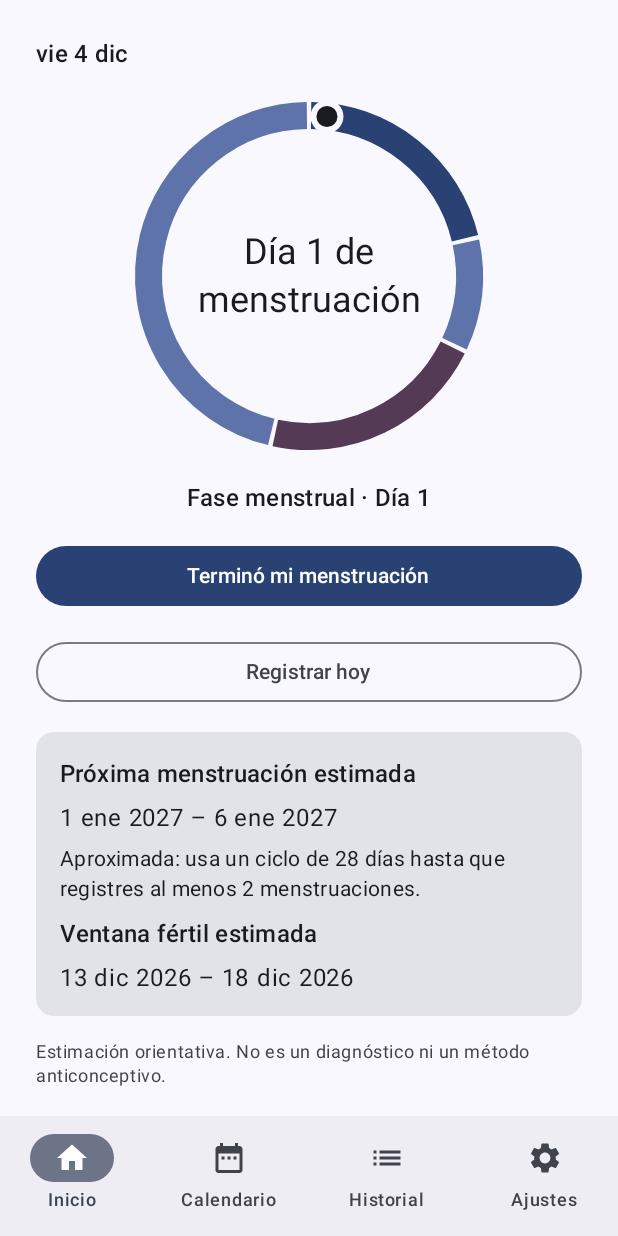
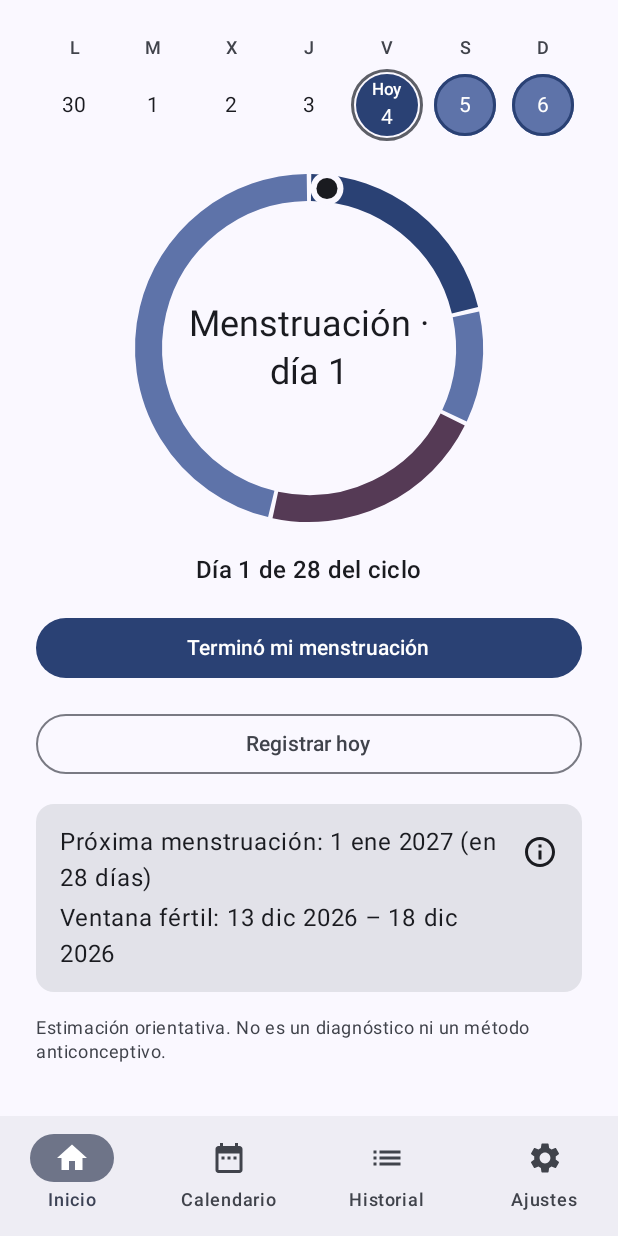
Before and after one commit to FernandoYZ/lottie-app, an Android app built with Jetpack Compose: the HomeRoute screen opened through its navigation route, after a tap on "Empezó mi menstruación", on a phone screen of 412 x 824 dp. Run offline under Robolectric (Android 15) with nearby library versions, the phone set to English and light mode, and no system bars; our stand-ins replace Room's generated code.

Commit message:
fix(home): offer to edit a menstruation that already ends today
Also adds the current week, shows the cycle day out of the cycle length and shortens the next dates card.

```diff
--- a/app/src/main/java/com/fernandoyz/lottie/core/navigation/LottieNavHost.kt
+++ b/app/src/main/java/com/fernandoyz/lottie/core/navigation/LottieNavHost.kt
@@ -54,6 +54,10 @@ object LottieDestinations {
     const val INITIAL_SETUP = "initial_setup"
     const val HOME = "home"
     const val CALENDAR = "calendar"
+    const val CALENDAR_EDIT = "edit"
+    /** Calendar tab; with edit=true it opens in edit mode (HOME §7.1). */
+    const val CALENDAR_ROUTE = "calendar?$CALENDAR_EDIT={$CALENDAR_EDIT}"
+    const val CALENDAR_EDITING = "calendar?$CALENDAR_EDIT=true"
     const val HISTORY = "history"
     const val SETTINGS = "settings"
     const val DAILY_LOG_EPOCH_DAY = "epochDay"
@@ -89,7 +93,8 @@ fun LottieNavHost(
         if (openDailyLogToday) navController.navigate(LottieDestinations.dailyLog(LocalDate.now(clock)))
     }
     val backStackEntry by navController.currentBackStackEntryAsState()
-    val currentRoute = backStackEntry?.destination?.route
+    // Without query arguments, so "calendar?edit=..." still selects the Calendar tab.
+    val currentRoute = backStackEntry?.destination?.route?.substringBefore('?')
 
     // The outer Scaffold in LottieApp already applies the system insets.
     Scaffold(
@@ -122,6 +127,13 @@ fun LottieNavHost(
                 HomeRoute(
                     viewModel = viewModel(factory = HistoryViewModel.factory(historyRepository, setupRepository, dailyLogRepository, clock)),
                     onOpenDailyLog = { date -> navController.navigate(LottieDestinations.dailyLog(date)) },
+                    onEditMenstruations = {
+                        navController.navigate(LottieDestinations.CALENDAR_EDITING) {
+                            popUpTo(LottieDestinations.HOME) { saveState = true }
+                            launchSingleTop = true
+                            // No restoreState: a restored calendar would keep its old, non-editing arguments.
+                        }
+                    },
                 )
             }
             composable(
@@ -136,8 +148,12 @@ fun LottieNavHost(
                     onBack = { navController.popBackStack() },
                 )
             }
-            composable(LottieDestinations.CALENDAR) {
+            composable(
+                route = LottieDestinations.CALENDAR_ROUTE,
+                arguments = listOf(navArgument(LottieDestinations.CALENDAR_EDIT) { type = NavType.BoolType; defaultValue = false }),
+            ) { entry ->
                 CalendarRoute(
+                    startEditing = entry.arguments?.getBoolean(LottieDestinations.CALENDAR_EDIT) == true,
                     viewModel = viewModel(factory = CalendarViewModel.factory(historyRepository, setupRepository, dailyLogRepository, clock)),
                     onOpenDailyLog = { date -> navController.navigate(LottieDestinations.dailyLog(date)) },
                 )
--- a/app/src/main/java/com/fernandoyz/lottie/domain/HomeStatus.kt
+++ b/app/src/main/java/com/fernandoyz/lottie/domain/HomeStatus.kt
@@ -22,6 +22,9 @@ sealed interface HomeAction {
 
     /** "Terminó mi menstruación": [record] ends today. */
     data class Finish(val record: MenstruationRecord) : HomeAction
+
+    /** "Editar menstruación": the ongoing menstruation already ends today, so finishing would change nothing (HOME §7.1). */
+    data object Edit : HomeAction
 }
 
 enum class RingKind { Menstrual, Follicular, Fertile, Luteal, Other }
@@ -52,6 +55,10 @@ data class HomeStatus(
     /** Current fertile window if it has not ended, otherwise the next cycle's one. */
     val nextFertileWindow: Pair<LocalDate, LocalDate>?,
     val action: HomeAction,
+    /** Length of the current cycle, the M of "Día N de M del ciclo"; null during a delay (HOME §7.3). */
+    val cycleLengthDays: Int? = null,
+    /** Days until the estimated start; null once it has passed (HOME §7.4). */
+    val daysToNextPeriod: Int? = null,
 ) {
     companion object {
 
@@ -62,7 +69,11 @@ data class HomeStatus(
             }
 
             val ongoing = records.firstOrNull { !today.isBefore(it.startDate) && !today.isAfter(it.shownEnd(today)) }
-            val action = ongoing?.let { HomeAction.Finish(it) } ?: HomeAction.Start
+            val action = when {
+                ongoing == null -> HomeAction.Start
+                ongoing.endDate == today -> HomeAction.Edit
+                else -> HomeAction.Finish(ongoing)
+            }
             val cycleDay = days(latest.startDate, today) + 1
             val delayed = ongoing == null && today.isAfter(estimate.start)
             val length = days(latest.startDate, estimate.start)
@@ -71,7 +82,7 @@ data class HomeStatus(
                 val ring = if (length > 0) CycleRing(length, length - 1, emptyList(), delayed = true) else null
                 val headline = ongoing?.let { HomeHeadline.MenstruationDay(days(it.startDate, today) + 1) }
                     ?: HomeHeadline.Delay(days(estimate.start, today))
-                return HomeStatus(headline, ring, cycleDay, null, null, action)
+                return HomeStatus(headline, ring, cycleDay, null, null, action, daysToNextPeriod = days(today, estimate.start).takeIf { it >= 0 })
             }
 
             val cycleDays = (0 until length).map { latest.startDate.plusDays(it.toLong()) }
@@ -94,6 +105,8 @@ data class HomeStatus(
                 phase = phase,
                 nextFertileWindow = nextFertileWindow(cycleDays, infos, estimate, length, records, today),
                 action = action,
+                cycleLengthDays = length,
+                daysToNextPeriod = days(today, estimate.start),
             )
         }
 
--- a/app/src/main/java/com/fernandoyz/lottie/presentation/calendar/CalendarViewModel.kt
+++ b/app/src/main/java/com/fernandoyz/lottie/presentation/calendar/CalendarViewModel.kt
@@ -143,6 +143,8 @@ class CalendarViewModel(
 
     fun onEditToggled() = _uiState.update { it.copy(isEditing = !it.isEditing, rejection = null, writeFailed = false) }
 
+    fun onStartEditing() = _uiState.update { it.copy(isEditing = true) }
+
     fun onConfirmDelete() {
         val record = _uiState.value.pendingDelete ?: return
         _uiState.update { it.copy(pendingDelete = null) }
--- a/app/src/main/java/com/fernandoyz/lottie/presentation/common/MonthCalendar.kt
+++ b/app/src/main/java/com/fernandoyz/lottie/presentation/common/MonthCalendar.kt
@@ -121,6 +121,47 @@ fun MonthCalendar(
                 onDayClick = onDayClick,
                 onDayLongClick = onDayLongClick,
             )
+        }
+    }
+}
+
+/**
+ * One week row with the same day cells as the month grid (HOME §7.2). [days] are Monday to Sunday;
+ * marks may come from two months when the week crosses one.
+ */
+@Composable
+fun WeekStrip(
+    days: List<LocalDate>,
+    today: LocalDate,
+    marksFor: (YearMonth) -> Map<LocalDate, DayMark>,
+    onDayClick: (LocalDate) -> Unit,
+    modifier: Modifier = Modifier,
+    ovulationDaysFor: (YearMonth) -> Set<LocalDate> = { emptySet() },
+    fertileDaysFor: (YearMonth) -> Set<LocalDate> = { emptySet() },
+    loggedDays: Set<LocalDate> = emptySet(),
+) {
+    val months = days.map(YearMonth::from).distinct()
+    val marks = months.flatMap { marksFor(it).entries }.associate { it.key to it.value }
+    val ovulationDays = months.flatMap(ovulationDaysFor).toSet()
+    val fertileDays = months.flatMap(fertileDaysFor).toSet()
+    Column(modifier = modifier, verticalArrangement = Arrangement.spacedBy(4.dp)) {
+        WeekdayHeader()
+        Row(modifier = Modifier.fillMaxWidth()) {
+            days.forEach { date ->
+                Box(modifier = Modifier.weight(1f).aspectRatio(1f), contentAlignment = Alignment.Center) {
+                    DayCell(
+                        date = date,
+                        mark = marks[date],
+                        isToday = date == today,
+                        isOvulation = date in ovulationDays,
+                        isFertile = date in fertileDays,
+                        isLogged = date in loggedDays,
+                        cycleDay = null,
+                        onClick = { onDayClick(date) },
+                        onLongClick = null,
+                    )
+                }
+            }
         }
     }
 }
--- a/app/src/main/java/com/fernandoyz/lottie/presentation/history/HistoryViewModel.kt
+++ b/app/src/main/java/com/fernandoyz/lottie/presentation/history/HistoryViewModel.kt
@@ -9,13 +9,18 @@ import com.fernandoyz.lottie.data.dailylog.DailyLogRepository
 import com.fernandoyz.lottie.data.history.HistoryRepository
 import com.fernandoyz.lottie.data.repository.SetupRepository
 import com.fernandoyz.lottie.domain.CalendarEditing
+import com.fernandoyz.lottie.domain.CalendarMarks
+import com.fernandoyz.lottie.domain.CycleDayInfo
+import com.fernandoyz.lottie.domain.CyclePhases
 import com.fernandoyz.lottie.domain.CycleStatistics
 import com.fernandoyz.lottie.domain.DayAction
+import com.fernandoyz.lottie.domain.DayMark
 import com.fernandoyz.lottie.domain.HistoryValidationError
 import com.fernandoyz.lottie.domain.HomeAction
 import com.fernandoyz.lottie.domain.HomeStatus
 import com.fernandoyz.lottie.domain.PeriodEstimate
 import com.fernandoyz.lottie.domain.PeriodEstimation
+import com.fernandoyz.lottie.domain.model.DailyLog
 import com.fernandoyz.lottie.domain.model.MenstruationRecord
 import kotlinx.coroutines.CancellationException
 import kotlinx.coroutines.Job
@@ -26,7 +31,9 @@ import kotlinx.coroutines.flow.combine
 import kotlinx.coroutines.flow.update
 import kotlinx.coroutines.launch
 import java.time.Clock
+import java.time.DayOfWeek
 import java.time.LocalDate
+import java.time.YearMonth
 
 data class HistoryUiState(
     val today: LocalDate,
@@ -43,9 +50,26 @@ data class HistoryUiState(
     val isWriting: Boolean = false,
     val writeFailed: Boolean = false,
     val rejection: HistoryValidationError? = null,
+    /** Daily logs by date, for the week marks and the day detail. */
+    val logs: Map<LocalDate, DailyLog> = emptyMap(),
+    /** Week day whose detail is open (HOME §7.2). */
+    val selectedDay: LocalDate? = null,
 ) {
     /** Ring, headline, phase and main action of Home (HOME §2-§5). */
     val homeStatus: HomeStatus = HomeStatus.of(records, estimate, today)
+
+    /** Current week, Monday to Sunday (HOME §7.2). */
+    val week: List<LocalDate> = today.with(DayOfWeek.MONDAY).let { monday -> (0L..6L).map(monday::plusDays) }
+
+    val selectedDayInfo: CycleDayInfo? = selectedDay?.let { CyclePhases.dayInfo(it, records, estimate, today) }
+
+    val selectedDayLog: DailyLog? = selectedDay?.let { logs[it] }
+
+    fun marksFor(month: YearMonth): Map<LocalDate, DayMark> = CalendarMarks.marksFor(month, records, estimate, today)
+
+    fun ovulationDaysFor(month: YearMonth): Set<LocalDate> = CyclePhases.ovulationDays(month, records, estimate, today)
+
+    fun fertileDaysFor(month: YearMonth): Set<LocalDate> = CyclePhases.fertileDays(month, records, estimate, today)
 }
 
 /** Home and History: estimate, history and the Home main action (HOME §5). Other edits happen in the calendar. */
@@ -81,6 +105,9 @@ class HistoryViewModel(
                     finish(action.record)
                 }
 
+            // The screen opens the calendar in edit mode instead (HOME §7.1).
+            HomeAction.Edit -> Unit
+
             HomeAction.Start -> {
                 val periodLength = CycleStatistics.periodLengthDays(state.records, state.today)
                 when (val day = CalendarEditing.actionFor(state.today, state.records, state.today, periodLength)) {
@@ -100,6 +127,13 @@ class HistoryViewModel(
     }
 
     fun onDismissOneDay() = _uiState.update { it.copy(pendingOneDay = null) }
+
+    fun onDayTapped(date: LocalDate) {
+        if (_uiState.value.isLoading || _uiState.value.loadFailed) return
+        _uiState.update { it.copy(selectedDay = date) }
+    }
+
+    fun onDismissDayDetail() = _uiState.update { it.copy(selectedDay = null) }
 
     private fun finish(record: MenstruationRecord) {
         val today = _uiState.value.today
@@ -139,6 +173,7 @@ class HistoryViewModel(
                                 records = records,
                                 estimate = PeriodEstimation.estimate(records, manual, it.today),
                                 hasTodayLog = it.today in logs,
+                                logs = logs,
                             )
                         }
                     }
--- a/app/src/main/java/com/fernandoyz/lottie/presentation/home/HomeScreen.kt
+++ b/app/src/main/java/com/fernandoyz/lottie/presentation/home/HomeScreen.kt
@@ -4,22 +4,30 @@ import androidx.compose.foundation.Canvas
 import androidx.compose.foundation.layout.Arrangement
 import androidx.compose.foundation.layout.Box
 import androidx.compose.foundation.layout.Column
+import androidx.compose.foundation.layout.Row
 import androidx.compose.foundation.layout.fillMaxSize
 import androidx.compose.foundation.layout.fillMaxWidth
 import androidx.compose.foundation.layout.padding
 import androidx.compose.foundation.layout.size
 import androidx.compose.foundation.rememberScrollState
 import androidx.compose.foundation.verticalScroll
+import androidx.compose.material.icons.Icons
+import androidx.compose.material.icons.outlined.Info
 import androidx.compose.material3.AlertDialog
 import androidx.compose.material3.Button
 import androidx.compose.material3.Card
 import androidx.compose.material3.CircularProgressIndicator
+import androidx.compose.material3.Icon
+import androidx.compose.material3.IconButton
 import androidx.compose.material3.MaterialTheme
 import androidx.compose.material3.OutlinedButton
 import androidx.compose.material3.Text
 import androidx.compose.material3.TextButton
 import androidx.compose.runtime.Composable
 import androidx.compose.runtime.getValue
+import androidx.compose.runtime.mutableStateOf
+import androidx.compose.runtime.saveable.rememberSaveable
+import androidx.compose.runtime.setValue
 import androidx.compose.ui.Alignment
 import androidx.compose.ui.Modifier
 import androidx.compose.ui.geometry.Offset
@@ -40,20 +48,26 @@ import com.fernandoyz.lottie.domain.HomeStatus
 import com.fernandoyz.lottie.domain.PeriodEstimate
 import com.fernandoyz.lottie.domain.RingKind
 import com.fernandoyz.lottie.domain.model.MenstruationRecord
-import com.fernandoyz.lottie.presentation.calendar.nameRes
-import com.fernandoyz.lottie.presentation.common.formatDayHeader
+import com.fernandoyz.lottie.presentation.calendar.DayDetailSheet
+import com.fernandoyz.lottie.presentation.common.WeekStrip
 import com.fernandoyz.lottie.presentation.common.formatShortDate
 import com.fernandoyz.lottie.presentation.history.HistoryUiState
 import com.fernandoyz.lottie.presentation.history.HistoryViewModel
 import com.fernandoyz.lottie.presentation.history.messageRes
 import com.fernandoyz.lottie.ui.theme.LottieTheme
 import java.time.LocalDate
+import java.time.YearMonth
 import kotlin.math.cos
 import kotlin.math.sin
 
 /** Stateful container: connects [HistoryViewModel] with the stateless [HomeScreen]. */
 @Composable
-fun HomeRoute(viewModel: HistoryViewModel, onOpenDailyLog: (LocalDate) -> Unit, modifier: Modifier = Modifier) {
+fun HomeRoute(
+    viewModel: HistoryViewModel,
+    onOpenDailyLog: (LocalDate) -> Unit,
+    onEditMenstruations: () -> Unit,
+    modifier: Modifier = Modifier,
+) {
     val uiState by viewModel.uiState.collectAsStateWithLifecycle()
     HomeScreen(
         uiState = uiState,
@@ -62,11 +76,18 @@ fun HomeRoute(viewModel: HistoryViewModel, onOpenDailyLog: (LocalDate) -> Unit,
         onConfirmOneDay = viewModel::onConfirmOneDay,
         onDismissOneDay = viewModel::onDismissOneDay,
         onOpenDailyLog = { onOpenDailyLog(uiState.today) },
+        onEditMenstruations = onEditMenstruations,
+        onDayTapped = viewModel::onDayTapped,
+        onDismissDayDetail = viewModel::onDismissDayDetail,
+        onOpenDailyLogFor = { date ->
+            viewModel.onDismissDayDetail()
+            onOpenDailyLog(date)
+        },
         modifier = modifier,
     )
 }
 
-/** Home tab: cycle ring, today's phase, main action and next dates (HOME §2-§5). */
+/** Home tab: week, cycle ring, cycle day, main action and next dates (HOME §2-§5, §7). */
 @Composable
 fun HomeScreen(
     uiState: HistoryUiState,
@@ -76,6 +97,10 @@ fun HomeScreen(
     onDismissOneDay: () -> Unit,
     onOpenDailyLog: () -> Unit,
     modifier: Modifier = Modifier,
+    onEditMenstruations: () -> Unit = {},
+    onDayTapped: (LocalDate) -> Unit = {},
+    onDismissDayDetail: () -> Unit = {},
+    onOpenDailyLogFor: (LocalDate) -> Unit = {},
 ) {
     when {
         uiState.isLoading -> Box(modifier.fillMaxSize(), contentAlignment = Alignment.Center) {
@@ -93,7 +118,18 @@ fun HomeScreen(
             Button(onClick = onRetry) { Text(stringResource(R.string.action_retry)) }
         }
 
-        else -> HomeContent(uiState, onMainAction, onOpenDailyLog, modifier)
+        else -> HomeContent(uiState, onMainAction, onOpenDailyLog, onEditMenstruations, onDayTapped, modifier)
+    }
+
+    uiState.selectedDay?.let { date ->
+        DayDetailSheet(
+            date = date,
+            mark = uiState.marksFor(YearMonth.from(date))[date],
+            info = uiState.selectedDayInfo,
+            log = uiState.selectedDayLog,
+            onOpenDailyLog = if (date.isAfter(uiState.today)) null else { { onOpenDailyLogFor(date) } },
+            onDismiss = onDismissDayDetail,
+        )
     }
 
     if (uiState.pendingOneDay != null) {
@@ -107,7 +143,14 @@ fun HomeScreen(
 }
 
 @Composable
-private fun HomeContent(uiState: HistoryUiState, onMainAction: () -> Unit, onOpenDailyLog: () -> Unit, modifier: Modifier) {
+private fun HomeContent(
+    uiState: HistoryUiState,
+    onMainAction: () -> Unit,
+    onOpenDailyLog: () -> Unit,
+    onEditMenstruations: () -> Unit,
+    onDayTapped: (LocalDate) -> Unit,
+    modifier: Modifier,
+) {
     val status = uiState.homeStatus
     Column(
         modifier = modifier
@@ -117,9 +160,14 @@ private fun HomeContent(uiState: HistoryUiState, onMainAction: () -> Unit, onOpe
         verticalArrangement = Arrangement.spacedBy(16.dp),
         horizontalAlignment = Alignment.CenterHorizontally,
     ) {
-        Text(
-            text = formatDayHeader(uiState.today),
-            style = MaterialTheme.typography.titleMedium,
+        WeekStrip(
+            days = uiState.week,
+            today = uiState.today,
+            marksFor = uiState::marksFor,
+            onDayClick = onDayTapped,
+            ovulationDaysFor = uiState::ovulationDaysFor,
+            fertileDaysFor = uiState::fertileDaysFor,
+            loggedDays = uiState.logs.keys,
             modifier = Modifier.fillMaxWidth(),
         )
 
@@ -135,16 +183,25 @@ private fun HomeContent(uiState: HistoryUiState, onMainAction: () -> Unit, onOpe
 
         status.cycleDay?.let { day ->
             Text(
-                text = status.phase?.let { stringResource(R.string.home_phase_day, stringResource(it.nameRes()).lowercase(), day) }
+                text = status.cycleLengthDays?.let { length -> stringResource(R.string.home_cycle_day_of, day, length) }
                     ?: stringResource(R.string.day_detail_cycle_day, day),
                 style = MaterialTheme.typography.titleMedium,
             )
         }
 
-        Button(onClick = onMainAction, enabled = !uiState.isWriting, modifier = Modifier.fillMaxWidth()) {
+        // "Editar menstruación" opens the calendar in edit mode (HOME §7.1).
+        Button(
+            onClick = if (status.action == HomeAction.Edit) onEditMenstruations else onMainAction,
+            enabled = !uiState.isWriting,
+            modifier = Modifier.fillMaxWidth(),
+        ) {
             Text(
                 stringResource(
-                    if (status.action is HomeAction.Finish) R.string.home_action_finish else R.string.home_action_start,
+                    when (status.action) {
+                        is HomeAction.Finish -> R.string.home_action_finish
+                        HomeAction.Edit -> R.string.home_action_edit
+                        HomeAction.Start -> R.string.home_action_start
+                    },
                 ),
             )
         }
@@ -232,27 +289,47 @@ private fun CycleRingCanvas(ring: CycleRing, modifier: Modifier) {
 
 @Composable
 private fun NextDatesCard(estimate: PeriodEstimate, status: HomeStatus) {
+    var showInfo by rememberSaveable { mutableStateOf(false) }
+    val start = formatShortDate(estimate.start)
+    val days = status.daysToNextPeriod
     Card(modifier = Modifier.fillMaxWidth()) {
-        Column(modifier = Modifier.padding(16.dp), verticalArrangement = Arrangement.spacedBy(8.dp)) {
-            Text(text = stringResource(R.string.estimate_title), style = MaterialTheme.typography.titleMedium)
+        Row(modifier = Modifier.padding(start = 16.dp, top = 8.dp, bottom = 8.dp, end = 4.dp)) {
+            Column(
+                modifier = Modifier.weight(1f).padding(vertical = 8.dp),
+                verticalArrangement = Arrangement.spacedBy(8.dp),
+            ) {
                 Text(
-                text = stringResource(R.string.estimate_range, formatShortDate(estimate.start), formatShortDate(estimate.end)),
+                    text = when {
+                        estimate.isPast || days == null || days < 0 -> stringResource(R.string.home_next_period, start)
+                        days == 0 -> stringResource(R.string.home_next_period_today, start)
+                        else -> pluralStringResource(R.plurals.home_next_period_in, days, start, days)
+                    },
                     style = MaterialTheme.typography.bodyLarge,
                 )
                 if (estimate.isPast) {
                     Text(text = stringResource(R.string.estimate_past), style = MaterialTheme.typography.bodyMedium)
                 }
-            if (estimate.isApproximate) {
-                Text(text = stringResource(R.string.estimate_approximate), style = MaterialTheme.typography.bodyMedium)
-            }
-            status.nextFertileWindow?.let { (start, end) ->
-                Text(text = stringResource(R.string.calendar_legend_fertile), style = MaterialTheme.typography.titleMedium)
+                status.nextFertileWindow?.let { (fertileStart, fertileEnd) ->
                     Text(
-                    text = stringResource(R.string.estimate_range, formatShortDate(start), formatShortDate(end)),
+                        text = stringResource(R.string.home_fertile_window, formatShortDate(fertileStart), formatShortDate(fertileEnd)),
                         style = MaterialTheme.typography.bodyLarge,
                     )
                 }
             }
+            // The approximate note moves behind an info icon (HOME §7.4).
+            if (estimate.isApproximate) {
+                IconButton(onClick = { showInfo = true }) {
+                    Icon(Icons.Outlined.Info, contentDescription = stringResource(R.string.home_estimate_info_action))
+                }
+            }
+        }
+    }
+    if (showInfo) {
+        AlertDialog(
+            onDismissRequest = { showInfo = false },
+            text = { Text(stringResource(R.string.estimate_approximate)) },
+            confirmButton = { TextButton(onClick = { showInfo = false }) { Text(stringResource(R.string.action_close)) } },
+        )
     }
 }
 
--- a/app/src/main/res/values/strings.xml
+++ b/app/src/main/res/values/strings.xml
@@ -104,7 +104,7 @@
 
     <!-- Home (HOME §2-§5) -->
     <string name="home_headline_no_records">Registra tu última menstruación</string>
-    <string name="home_headline_menstruation_day" tools:ignore="PluralsCandidate">Día %1$d de menstruación</string>
+    <string name="home_headline_menstruation_day" tools:ignore="PluralsCandidate">Menstruación · día %1$d</string>
     <plurals name="home_headline_delay">
         <item quantity="one">Retraso de %d día</item>
         <item quantity="other">Retraso de %d días</item>
@@ -119,7 +119,16 @@
         <item quantity="one">Menstruación en %d día</item>
         <item quantity="other">Menstruación en %d días</item>
     </plurals>
-    <string name="home_phase_day" tools:ignore="PluralsCandidate">Fase %1$s · Día %2$d</string>
+    <string name="home_cycle_day_of" tools:ignore="PluralsCandidate">Día %1$d de %2$d del ciclo</string>
+    <string name="home_action_edit">Editar menstruación</string>
+    <string name="home_next_period">Próxima menstruación: %1$s</string>
+    <plurals name="home_next_period_in">
+        <item quantity="one">Próxima menstruación: %1$s (en %2$d día)</item>
+        <item quantity="other">Próxima menstruación: %1$s (en %2$d días)</item>
+    </plurals>
+    <string name="home_next_period_today">Próxima menstruación: %1$s (hoy)</string>
+    <string name="home_fertile_window">Ventana fértil: %1$s – %2$s</string>
+    <string name="home_estimate_info_action">Sobre esta estimación</string>
     <string name="home_action_start">Empezó mi menstruación</string>
     <string name="home_action_finish">Terminó mi menstruación</string>
     <string name="home_one_day_body">Quedará registrada una menstruación de 1 día. ¿Quieres guardarla?</string>
```
Also changed, not shown: app/src/main/java/com/fernandoyz/lottie/presentation/calendar/CalendarScreen.kt (+9 -1 lines), 4 other files. Lines whose indentation alone changed are shown as unchanged.
